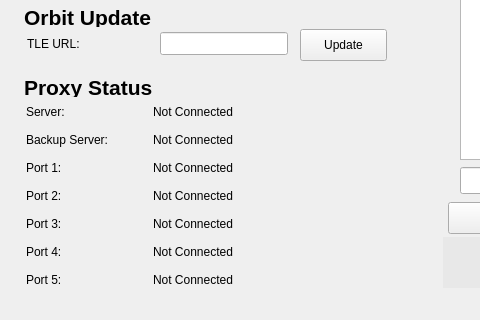
First picture: the form in ui/mainwindow.ui, repository ArtisticZhao/DSLWP-Downlink-Proxy, before the edit; both pictures show x 0 to 480 and y 350 to 670 of the 1016 by 670 pixel window.
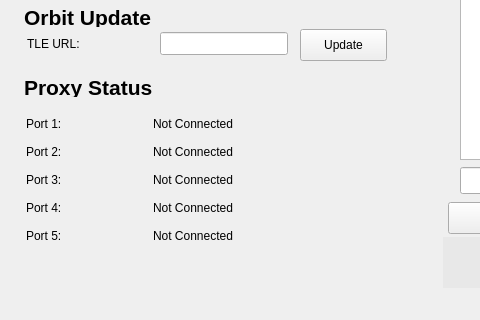
Second picture: the form after the edit. Icons and pictures are not drawn.

Diff of the .ui file:
```diff
--- a/ui/mainwindow.ui
+++ b/ui/mainwindow.ui
@@ -332,87 +332,11 @@
      <bool>false</bool>
     </property>
    </widget>
-   <widget class="QLabel" name="server_label">
-    <property name="geometry">
-     <rect>
-      <x>26</x>
-      <y>436</y>
-      <width>47</width>
-      <height>17</height>
-     </rect>
-    </property>
-    <property name="maximumSize">
-     <size>
-      <width>200</width>
-      <height>200</height>
-     </size>
-    </property>
-    <property name="text">
-     <string>Server:</string>
-    </property>
-   </widget>
-   <widget class="QLabel" name="server_status">
-    <property name="geometry">
-     <rect>
-      <x>153</x>
-      <y>436</y>
-      <width>101</width>
-      <height>17</height>
-     </rect>
-    </property>
-    <property name="maximumSize">
-     <size>
-      <width>200</width>
-      <height>200</height>
-     </size>
-    </property>
-    <property name="text">
-     <string>Not Connected</string>
-    </property>
-   </widget>
-   <widget class="QLabel" name="backup_server_label">
-    <property name="geometry">
-     <rect>
-      <x>26</x>
-      <y>464</y>
-      <width>99</width>
-      <height>17</height>
-     </rect>
-    </property>
-    <property name="maximumSize">
-     <size>
-      <width>200</width>
-      <height>200</height>
-     </size>
-    </property>
-    <property name="text">
-     <string>Backup Server:</string>
-    </property>
-   </widget>
-   <widget class="QLabel" name="backup_server_status">
-    <property name="geometry">
-     <rect>
-      <x>153</x>
-      <y>464</y>
-      <width>101</width>
-      <height>17</height>
-     </rect>
-    </property>
-    <property name="maximumSize">
-     <size>
-      <width>200</width>
-      <height>200</height>
-     </size>
-    </property>
-    <property name="text">
-     <string>Not Connected</string>
-    </property>
-   </widget>
    <widget class="QLabel" name="port1_label">
     <property name="geometry">
      <rect>
       <x>26</x>
-      <y>492</y>
+      <y>448</y>
       <width>45</width>
       <height>17</height>
      </rect>
@@ -431,7 +355,7 @@
     <property name="geometry">
      <rect>
       <x>153</x>
-      <y>492</y>
+      <y>448</y>
       <width>101</width>
       <height>17</height>
      </rect>
@@ -450,7 +374,7 @@
     <property name="geometry">
      <rect>
       <x>153</x>
-      <y>520</y>
+      <y>476</y>
       <width>101</width>
       <height>17</height>
      </rect>
@@ -469,7 +393,7 @@
     <property name="geometry">
      <rect>
       <x>26</x>
-      <y>520</y>
+      <y>476</y>
       <width>45</width>
       <height>17</height>
      </rect>
@@ -488,7 +412,7 @@
     <property name="geometry">
      <rect>
       <x>26</x>
-      <y>548</y>
+      <y>504</y>
       <width>45</width>
       <height>17</height>
      </rect>
@@ -507,7 +431,7 @@
     <property name="geometry">
      <rect>
       <x>153</x>
-      <y>548</y>
+      <y>504</y>
       <width>101</width>
       <height>17</height>
      </rect>
@@ -526,7 +450,7 @@
     <property name="geometry">
      <rect>
       <x>153</x>
-      <y>576</y>
+      <y>532</y>
       <width>101</width>
       <height>17</height>
      </rect>
@@ -545,7 +469,7 @@
     <property name="geometry">
      <rect>
       <x>26</x>
-      <y>576</y>
+      <y>532</y>
       <width>45</width>
       <height>17</height>
      </rect>
@@ -564,7 +488,7 @@
     <property name="geometry">
      <rect>
       <x>26</x>
-      <y>604</y>
+      <y>560</y>
       <width>45</width>
       <height>17</height>
      </rect>
@@ -583,7 +507,7 @@
     <property name="geometry">
      <rect>
       <x>153</x>
-      <y>604</y>
+      <y>560</y>
       <width>101</width>
       <height>17</height>
      </rect>
```
